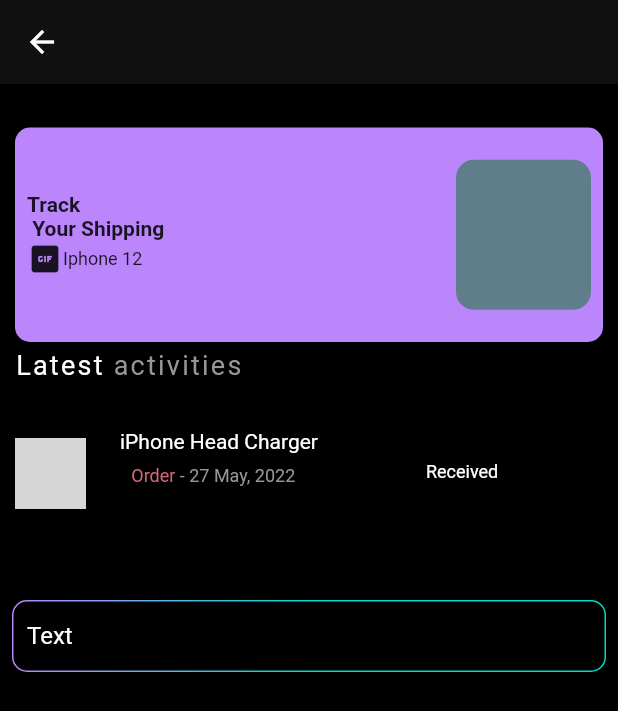
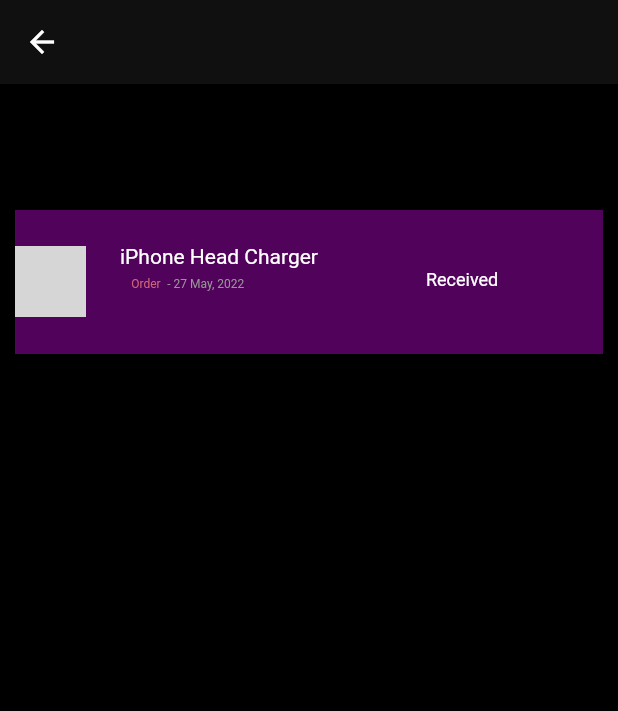
Before and after one commit to antrollingsid/a2b, a Flutter app: the TrackShippement screen opened by its route, on a phone screen of 412 x 824 dp. Shown: the top 711 px of the screen. Run offline on Flutter 3.47's test engine with Material 2 defaults, Android fonts, the light colour scheme and no system bars; our stand-ins replace get, gradient_borders; Roboto replaces fonts that are missing (Helvetica, SF Pro Display); grey boxes are pictures that could not be loaded.

Commit message:
Update trackpage.dart

```diff
--- a/lib/User/screens/trackpage.dart
+++ b/lib/User/screens/trackpage.dart
@@ -16,11 +16,11 @@
         elevation: 0,
         backgroundColor: const Color.fromARGB(255, 16, 16, 16),
       ),
-      body: SafeArea(
+      body: Center(
         child: Column(
           children: [
             Padding(
-            padding: const EdgeInsets.all(10.0),
+              padding: const EdgeInsets.fromLTRB(10, 20, 10, 20),
               child: Column(
                 crossAxisAlignment: CrossAxisAlignment.start,
                 mainAxisAlignment: MainAxisAlignment.start,
@@ -28,45 +28,47 @@
                   const SizedBox(
                     height: 14,
                   ),
-                const CustomShip(),
+                  // const CustomShip(),
+                  // Container(
+                  //   margin: const EdgeInsets.fromLTRB(0, 0, 211, 22),
+                  //   child: RichText(
+                  //     text: const TextSpan(
+                  //       style: TextStyle(
+                  //         fontFamily: 'SF Pro Display',
+                  //         fontSize: 18,
+                  //         fontWeight: FontWeight.w400,
+                  //         // height: 1.3333333333 * ffem / fem,
+                  //         letterSpacing: 1.5,
+                  //         color: Color(0xffffffff),
+                  //       ),
+                  //       children: [
+                  //         TextSpan(
+                  //           text: 'Latest ',
+                  //         ),
+                  //         TextSpan(
+                  //           text: 'activities',
+                  //           style: TextStyle(
+                  //             fontFamily: 'SF Pro Display',
+                  //             fontSize: 18,
+                  //             fontWeight: FontWeight.w400,
+                  //             // height: 1.3333333333 * ffem / fem,
+                  //             letterSpacing: 1.5,
+                  //             color: Color(0xff979797),
+                  //           ),
+                  //         ),
+                  //       ],
+                  //     ),
+                  //   ),
+                  // ),
                   Container(
-                  margin: const EdgeInsets.fromLTRB(0, 0, 211, 22),
-                  child: RichText(
-                    text: const TextSpan(
-                      style: TextStyle(
-                        fontFamily: 'SF Pro Display',
-                        fontSize: 18,
-                        fontWeight: FontWeight.w400,
-                        // height: 1.3333333333 * ffem / fem,
-                        letterSpacing: 1.5,
-                        color: Color(0xffffffff),
-                      ),
-                      children: [
-                        TextSpan(
-                          text: 'Latest ',
-                        ),
-                        TextSpan(
-                          text: 'activities',
-                          style: TextStyle(
-                            fontFamily: 'SF Pro Display',
-                            fontSize: 18,
-                            fontWeight: FontWeight.w400,
-                            // height: 1.3333333333 * ffem / fem,
-                            letterSpacing: 1.5,
-                            color: Color(0xff979797),
-                          ),
-                        ),
-                      ],
-                    ),
-                  ),
-                ),
-                Container(
-                  margin: const EdgeInsets.fromLTRB(0, 10, 27, 10),
-                  height: 60,
+                    margin: const EdgeInsets.fromLTRB(0, 50, 0, 10),
+                    height: 96,
+                    color: Color.fromARGB(255, 81, 2, 90),
                     child: Row(
                       crossAxisAlignment: CrossAxisAlignment.center,
                       children: [
                         Container(
+                          // height: 10,
                           margin: const EdgeInsets.fromLTRB(0, 0, 23, 1),
                           child: Image.asset(
                             'assets/images/1x/Artboard14.png',
@@ -77,7 +79,7 @@
                         Container(
                           margin: const EdgeInsets.fromLTRB(0, 0, 56, 0),
                           width: 142,
-                        height: double.infinity,
+                          height: 50,
                           child: Column(
                             crossAxisAlignment: CrossAxisAlignment.start,
                             children: [
@@ -92,7 +94,8 @@
                                 ),
                               ),
                               Container(
-                              margin: const EdgeInsets.fromLTRB(0.75, 0, 26, 0),
+                                margin:
+                                    const EdgeInsets.fromLTRB(0.75, 0, 26, 0),
                                 width: double.infinity,
                                 child: Row(
                                   crossAxisAlignment: CrossAxisAlignment.center,
@@ -108,19 +111,12 @@
                                     ),
                                     RichText(
                                       text: const TextSpan(
-                                      style: TextStyle(
-                                        fontFamily: 'SF Pro Display',
-                                        fontSize: 12,
-                                        fontWeight: FontWeight.w400,
-                                        // height:  2*ffem/,
-                                        color: Color(0xffffffff),
-                                      ),
                                         children: [
                                           TextSpan(
                                             text: 'Order',
                                             style: TextStyle(
                                               fontFamily: 'SF Pro Display',
-                                            fontSize: 12,
+                                              fontSize: 8,
                                               fontWeight: FontWeight.w400,
                                               height: 1,
                                               color: Color(0xffcf6679),
@@ -133,7 +129,7 @@
                                             text: '- 27 May, 2022',
                                             style: TextStyle(
                                               fontFamily: 'SF Pro Display',
-                                            fontSize: 12,
+                                              fontSize: 8,
                                               fontWeight: FontWeight.w400,
                                               height: 2,
                                               color: Color(0xff979797),
@@ -158,7 +154,6 @@
                           // ),
                         ),
                         Container(
-                        // received2QS (354:3561)
                           margin: const EdgeInsets.fromLTRB(0, 0, 0, 3),
                           child: const Text(
                             'Received',
@@ -177,15 +172,16 @@
                 ],
               ),
             ),
-          const SizedBox(
-            height: 5,
+            // const SizedBox(
+            //   height: 5,
+            // ),
+            // const GradiantTextfield(
+            //   hintText: 'Text',
+            //   titleText: '',
+            // )
+          ],
         ),
-          const GradiantTextfield(
-            hintText: 'Text',
-            titleText: '',
-          )
-        ],
-      )),
+      ),
     );
   }
 }
```
Lines whose indentation alone changed are shown as unchanged.
